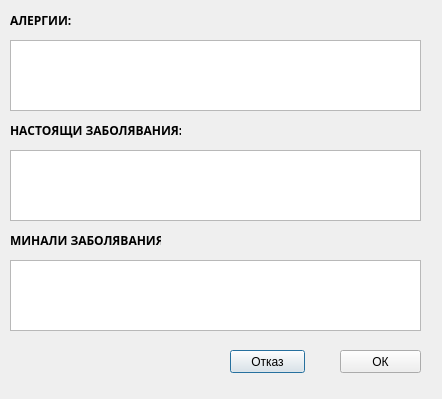
Qt form src/View/AllergiesDialog/AllergiesDialog.ui (thefinalcutbg/DinoDent) before a commit.
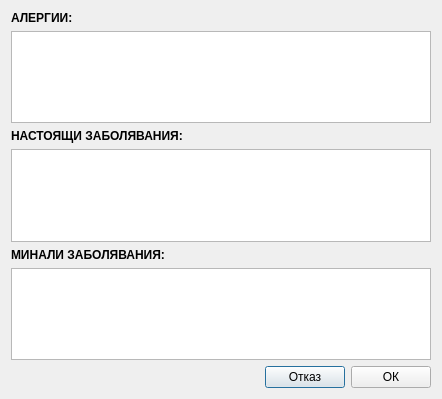
The same form after that commit. Custom widgets are drawn as their Qt base class.

What changed in the file:
```diff
--- a/src/View/AllergiesDialog/AllergiesDialog.ui
+++ b/src/View/AllergiesDialog/AllergiesDialog.ui
@@ -16,58 +16,12 @@
   <property name="modal">
    <bool>true</bool>
   </property>
-  <widget class="TextEdit" name="currentEdit">
-   <property name="geometry">
-    <rect>
-     <x>10</x>
-     <y>150</y>
-     <width>411</width>
-     <height>71</height>
-    </rect>
-   </property>
-   <property name="contextMenuPolicy">
-    <enum>Qt::NoContextMenu</enum>
-   </property>
-   <property name="tabChangesFocus">
-    <bool>true</bool>
-   </property>
-   <property name="acceptRichText">
-    <bool>false</bool>
-   </property>
-  </widget>
-  <widget class="TextEdit" name="pastEdit">
-   <property name="geometry">
-    <rect>
-     <x>10</x>
-     <y>260</y>
-     <width>411</width>
-     <height>71</height>
-    </rect>
-   </property>
-   <property name="contextMenuPolicy">
-    <enum>Qt::NoContextMenu</enum>
-   </property>
-   <property name="tabChangesFocus">
-    <bool>true</bool>
-   </property>
-   <property name="acceptRichText">
-    <bool>false</bool>
-   </property>
-  </widget>
+  <layout class="QVBoxLayout" name="verticalLayout">
+   <item>
   <widget class="QLabel" name="label">
-   <property name="geometry">
-    <rect>
-     <x>10</x>
-     <y>10</y>
-     <width>61</width>
-     <height>21</height>
-    </rect>
-   </property>
    <property name="font">
     <font>
-     <family>Segoe UI Semibold</family>
      <pointsize>9</pointsize>
-     <weight>75</weight>
      <bold>true</bold>
     </font>
    </property>
@@ -75,71 +29,9 @@
     <string>АЛЕРГИИ:</string>
    </property>
   </widget>
-  <widget class="QPushButton" name="cancelButton">
-   <property name="geometry">
-    <rect>
-     <x>230</x>
-     <y>350</y>
-     <width>75</width>
-     <height>23</height>
-    </rect>
-   </property>
-   <property name="text">
-    <string>Отказ</string>
-   </property>
-  </widget>
-  <widget class="QLabel" name="label_3">
-   <property name="geometry">
-    <rect>
-     <x>10</x>
-     <y>230</y>
-     <width>151</width>
-     <height>21</height>
-    </rect>
-   </property>
-   <property name="font">
-    <font>
-     <family>Segoe UI Semibold</family>
-     <pointsize>9</pointsize>
-     <weight>75</weight>
-     <bold>true</bold>
-    </font>
-   </property>
-   <property name="text">
-    <string>МИНАЛИ ЗАБОЛЯВАНИЯ:</string>
-   </property>
-  </widget>
-  <widget class="QLabel" name="label_2">
-   <property name="geometry">
-    <rect>
-     <x>10</x>
-     <y>120</y>
-     <width>171</width>
-     <height>21</height>
-    </rect>
-   </property>
-   <property name="font">
-    <font>
-     <family>Segoe UI Semibold</family>
-     <pointsize>9</pointsize>
-     <weight>75</weight>
-     <italic>false</italic>
-     <bold>true</bold>
-    </font>
-   </property>
-   <property name="text">
-    <string>НАСТОЯЩИ ЗАБОЛЯВАНИЯ:</string>
-   </property>
-  </widget>
+   </item>
+   <item>
   <widget class="TextEdit" name="allergiesEdit">
-   <property name="geometry">
-    <rect>
-     <x>10</x>
-     <y>40</y>
-     <width>411</width>
-     <height>71</height>
-    </rect>
-   </property>
    <property name="contextMenuPolicy">
     <enum>Qt::NoContextMenu</enum>
    </property>
@@ -156,15 +48,84 @@
     <bool>false</bool>
    </property>
   </widget>
+   </item>
+   <item>
+    <widget class="QLabel" name="label_2">
+     <property name="font">
+      <font>
+       <pointsize>9</pointsize>
+       <italic>false</italic>
+       <bold>true</bold>
+      </font>
+     </property>
+     <property name="text">
+      <string>НАСТОЯЩИ ЗАБОЛЯВАНИЯ:</string>
+     </property>
+    </widget>
+   </item>
+   <item>
+    <widget class="TextEdit" name="currentEdit">
+     <property name="contextMenuPolicy">
+      <enum>Qt::NoContextMenu</enum>
+     </property>
+     <property name="tabChangesFocus">
+      <bool>true</bool>
+     </property>
+     <property name="acceptRichText">
+      <bool>false</bool>
+     </property>
+    </widget>
+   </item>
+   <item>
+    <widget class="QLabel" name="label_3">
+     <property name="font">
+      <font>
+       <pointsize>9</pointsize>
+       <bold>true</bold>
+      </font>
+     </property>
+     <property name="text">
+      <string>МИНАЛИ ЗАБОЛЯВАНИЯ:</string>
+     </property>
+    </widget>
+   </item>
+   <item>
+    <widget class="TextEdit" name="pastEdit">
+     <property name="contextMenuPolicy">
+      <enum>Qt::NoContextMenu</enum>
+     </property>
+     <property name="tabChangesFocus">
+      <bool>true</bool>
+     </property>
+     <property name="acceptRichText">
+      <bool>false</bool>
+     </property>
+    </widget>
+   </item>
+   <item>
+    <layout class="QHBoxLayout" name="horizontalLayout">
+     <item>
+      <spacer name="horizontalSpacer">
+       <property name="orientation">
+        <enum>Qt::Horizontal</enum>
+       </property>
+       <property name="sizeHint" stdset="0">
+        <size>
+         <width>40</width>
+         <height>20</height>
+        </size>
+       </property>
+      </spacer>
+     </item>
+     <item>
+      <widget class="QPushButton" name="cancelButton">
+       <property name="text">
+        <string>Отказ</string>
+       </property>
+      </widget>
+     </item>
+     <item>
   <widget class="QPushButton" name="okButton">
-   <property name="geometry">
-    <rect>
-     <x>340</x>
-     <y>350</y>
-     <width>81</width>
-     <height>23</height>
-    </rect>
-   </property>
    <property name="autoFillBackground">
     <bool>false</bool>
    </property>
@@ -172,6 +133,10 @@
     <string>ОК</string>
    </property>
   </widget>
+     </item>
+    </layout>
+   </item>
+  </layout>
  </widget>
  <layoutdefault spacing="6" margin="11"/>
  <customwidgets>
```
Lines whose indentation alone changed are shown as unchanged.
